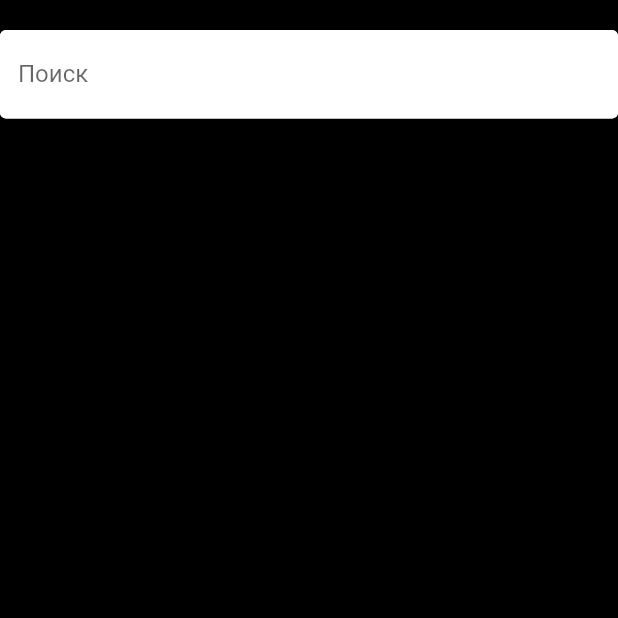
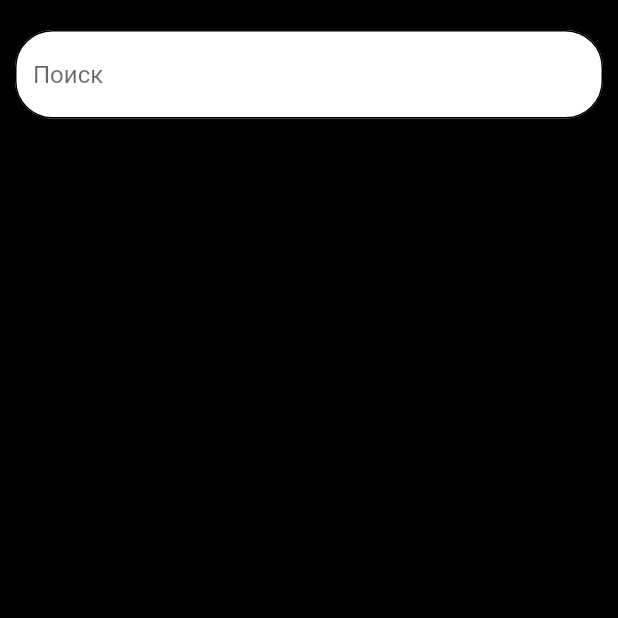
Before and after one commit to Crack-Man/film_studio, a Flutter app: the SearchScreen screen opened directly, on a phone screen of 412 x 824 dp, the top half of it. Run offline on Flutter 3.47's test engine with Material 2 defaults, Android fonts, the phone set to English and light mode, and no system bars; our stand-ins replace flutter_rating_bar, hive, hive_flutter, page_transition, settings_ui; accounts and stored records are empty; network calls fail.

Commit message:
fix searchbar

```diff
--- a/lib/pages/search_page.dart
+++ b/lib/pages/search_page.dart
@@ -40,26 +40,29 @@ class _SearchScreen extends State<SearchScreen> {
     return Scaffold(
       body: Column(children: [
         Padding(
-            padding: const EdgeInsets.only(top: 20.0),
+            padding: const EdgeInsets.only(top: 20.0, left:10, right: 10),
             child: TextField(
               controller: _controller,
-              decoration: const InputDecoration(
-                labelText: 'Поиск',
+              decoration: InputDecoration(
+                hintText: 'Поиск',
+                // border: OutlineInputBorder(
+                // ),
                 filled: true,
                 fillColor: Colors.white,
                 enabledBorder: OutlineInputBorder(
-                  borderSide: BorderSide(
-                    color: Colors.white, // Set the desired border color
+                  borderRadius: BorderRadius.circular(25.0),
+                  borderSide: const BorderSide(
+                    color: Colors.black, // Set the desired border color
                   ),
                 ),
-                focusedBorder: OutlineInputBorder(
+                focusedBorder: const OutlineInputBorder(
                   borderSide: BorderSide(
                     color: Colors.white, // Set the desired focused border color
                   ),
                 ),
               ),
               style: const TextStyle(
-                color: Colors.white, // Set the desired text color
+                color: Colors.black, // Set the desired text color
               ),
               onSubmitted: (String value) async {
                 print(value);
@@ -73,7 +76,7 @@ class _SearchScreen extends State<SearchScreen> {
             print("object!!!!!!!!!!!");
             print(snapshot);
             if (snapshot.connectionState == ConnectionState.waiting) {
-              return const CircularProgressIndicator();
+              return const Center(child: SizedBox(width: 30, height: 30, child: CircularProgressIndicator()));
             } else if (snapshot.hasError) {
               return Text('ERROR: ${snapshot.error}');
             } else if (snapshot.data == null || !snapshot.data.isNotEmpty) {
```
